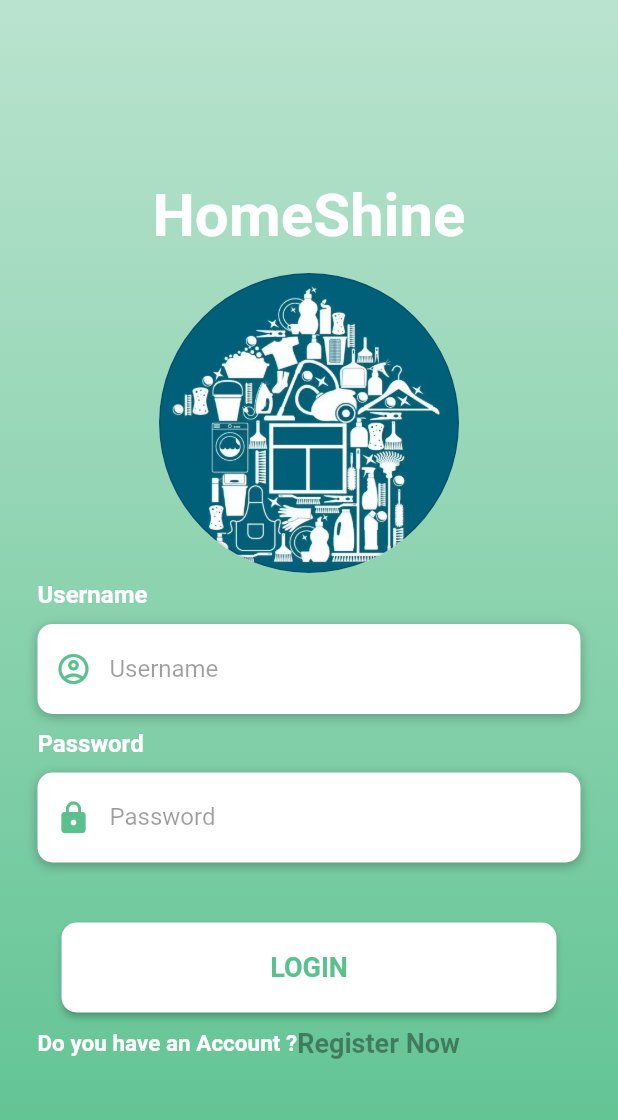
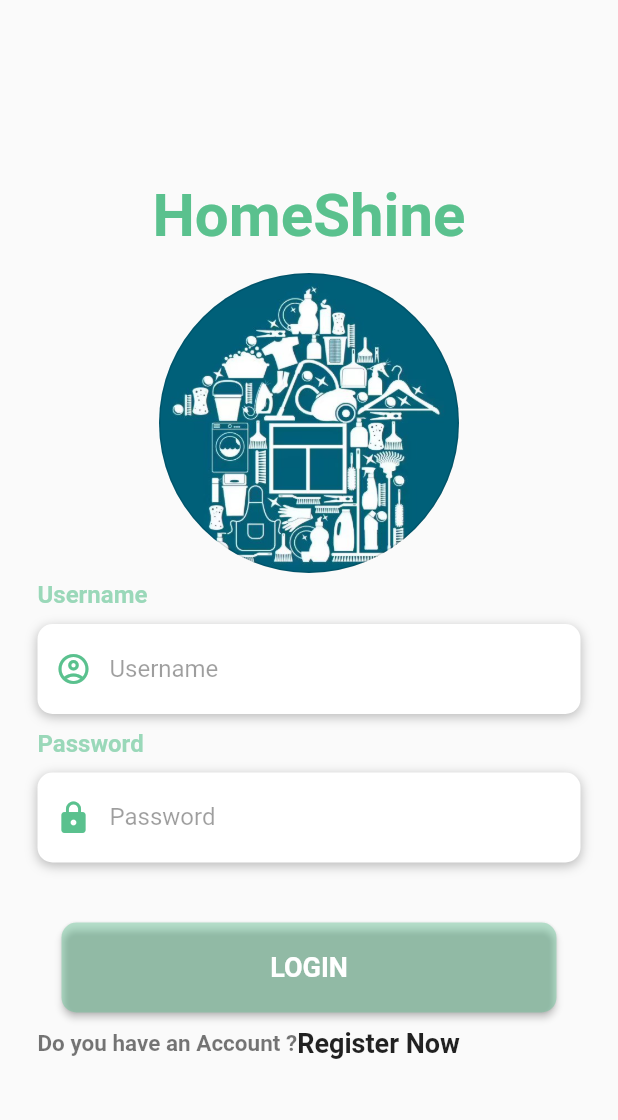
Before and after one commit to SANTHIKC/House_Keeping_pro, a Flutter app: the screen it shows after launch, on a phone screen of 412 x 824 dp. Shown: the top 1120 px of the screen. Run offline on Flutter 3.47's test engine with Material 2 defaults, Android fonts, the phone set to English and light mode, and no system bars; our stand-ins replace image_picker, lottie, shared_preferences, table_calendar.

Commit message:
ui changing

```diff
--- a/lib/loginhomepage.dart
+++ b/lib/loginhomepage.dart
@@ -94,15 +94,7 @@ class _SigninhomeState extends State<Signinhome> {
                 height: double.infinity,
                 width: double.infinity,
                 decoration: BoxDecoration(
-                    gradient: LinearGradient(
-                        begin: Alignment.topCenter,
-                        end: Alignment.bottomCenter,
-                        colors: [
-                      Color(0x665ac18e),
-                      Color(0x995ac18e),
-                      Color(0xcc5ac18e),
-                      Color(0xff5ac18e),
-                    ])),
+                    ),
                 child: SingleChildScrollView(
                   padding: EdgeInsets.symmetric(
                     horizontal: 25,
@@ -114,7 +106,7 @@ class _SigninhomeState extends State<Signinhome> {
                       Text(
                         "HomeShine",
                         style: TextStyle(
-                            color: Colors.white,
+                            color:  Color(0xff5ac18e),
                             fontSize: 40,
                             fontWeight: FontWeight.bold),
                       ),
@@ -141,7 +133,7 @@ class _SigninhomeState extends State<Signinhome> {
                             Text(
                               "Username",
                               style: TextStyle(
-                                  color: Colors.white,
+                                  color:  Color(0x995ac18e),
                                   fontSize: 16,
                                   fontWeight: FontWeight.bold),
                             ),
@@ -189,7 +181,7 @@ class _SigninhomeState extends State<Signinhome> {
                             Text(
                               "Password",
                               style: TextStyle(
-                                  color: Colors.white,
+                                  color: Color(0x995ac18e),
                                   fontSize: 16,
                                   fontWeight: FontWeight.bold),
                             ),
@@ -234,7 +226,7 @@ class _SigninhomeState extends State<Signinhome> {
                       ElevatedButton(
                         style: ButtonStyle(
                             backgroundColor:
-                                MaterialStateProperty.all<Color>(Colors.white),
+                                MaterialStateProperty.all<Color>(Color(0x665ac18e),),
                             shape: MaterialStateProperty.all<
                                     RoundedRectangleBorder>(
                                 RoundedRectangleBorder(
@@ -250,7 +242,7 @@ class _SigninhomeState extends State<Signinhome> {
                           child: Text(
                             "LOGIN",
                             style: TextStyle(
-                                color: Color(0xff5ac18e),
+                                color: Colors.white,
                                 fontSize: 18,
                                 fontWeight: FontWeight.bold),
                           ),
@@ -264,7 +256,7 @@ class _SigninhomeState extends State<Signinhome> {
                           Text(
                             'Do you have an Account ?',
                             style: TextStyle(
-                                color: Colors.white,
+                                color: Colors.black54,
                                 fontSize: 15,
                                 fontWeight: FontWeight.bold),
                           ),
@@ -289,7 +281,7 @@ class _SigninhomeState extends State<Signinhome> {
                             child: Text(
                               'Register Now',
                               style: TextStyle(
-                                  color: Colors.black38,
+                                  color: Colors.black87,
                                   fontSize: 18,
                                   fontWeight: FontWeight.bold),
                             ),
```
Also changed, not shown: lib/Booking/bookingdateandtime.dart (+6 -1 lines), lib/houseservicepage.dart (+22 -34 lines).
